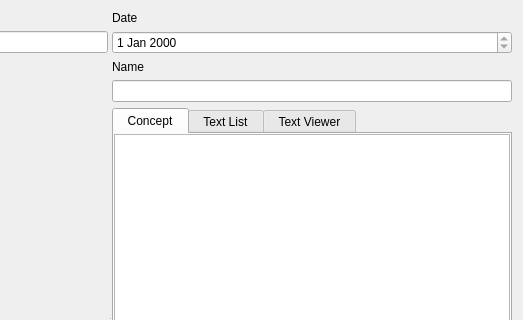
The window that module/Ui_Library.ui (Holence/DongliTeahouseStudio2) describes before a commit, drawn with Qt 5; both pictures show x 369 to 892 and y 0 to 320 of the 892 by 650 pixel window.
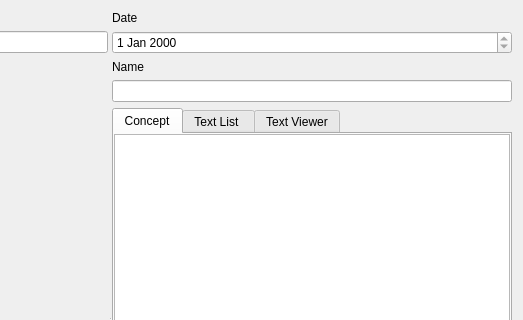
The same window after the commit. Custom widgets are drawn as their Qt base class.

Patch:
```diff
--- a/module/Ui_Library.ui
+++ b/module/Ui_Library.ui
@@ -114,7 +114,7 @@
          </property>
          <widget class="QWidget" name="tab_concept">
           <attribute name="title">
-           <string> Concept </string>
+           <string>Concept</string>
           </attribute>
           <layout class="QHBoxLayout" name="horizontalLayout">
            <property name="spacing">
@@ -146,7 +146,7 @@
          </widget>
          <widget class="QWidget" name="tab_textlist">
           <attribute name="title">
-           <string> Text List </string>
+           <string>Text List </string>
           </attribute>
           <layout class="QHBoxLayout" name="horizontalLayout_4">
            <property name="spacing">
@@ -171,7 +171,7 @@
          </widget>
          <widget class="QWidget" name="tab_textviewer">
           <attribute name="title">
-           <string> Text Viewer </string>
+           <string>Text Viewer</string>
           </attribute>
           <layout class="QHBoxLayout" name="horizontalLayout_2">
            <property name="spacing">
```
